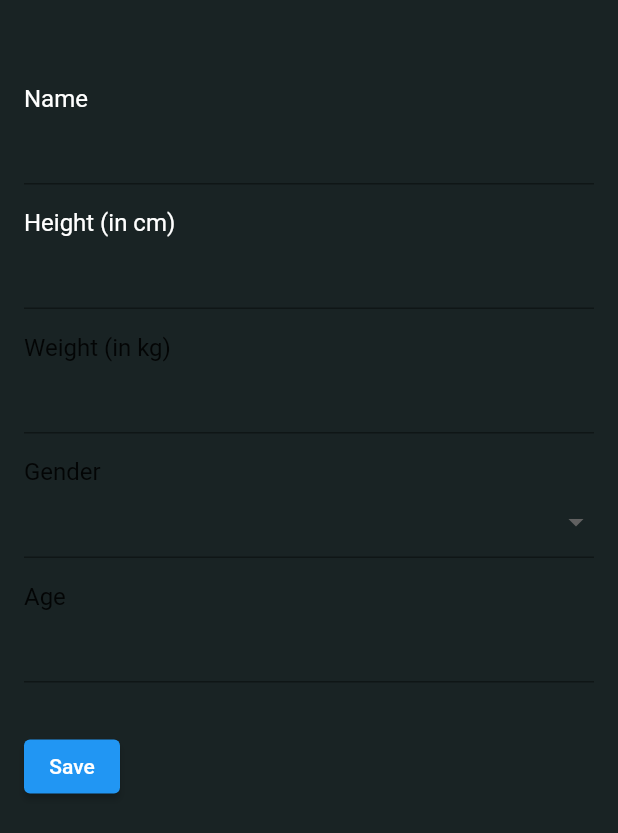
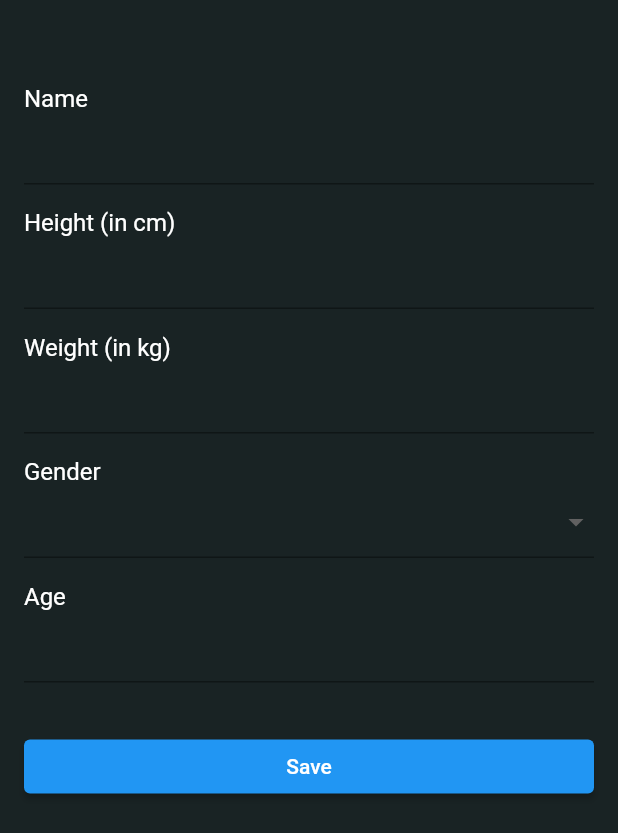
Before and after one commit to Bimbum1337/Sensors, a Flutter app: the SettingsView screen opened directly, on a phone screen of 412 x 824 dp. Shown: the top 833 px of the screen. Run offline on Flutter 3.47's test engine with Material 2 defaults, Android fonts, the phone set to English and light mode, and no system bars; our stand-ins replace flutter_spinkit, fluttertoast, geolocator, sensors_plus; missing offline and left inert: flutter_barometer_plugin.

Commit message:
About screen

```diff
--- a/lib/screens/main_view.dart
+++ b/lib/screens/main_view.dart
@@ -34,7 +34,7 @@ class _MainScreenState extends State<MainScreen> {
             ),
             BottomNavigationBarItem(
               icon: Icon(Icons.person),
-              label: 'Settings',
+              label: 'About',
             ),
           ],
         ));
--- a/lib/screens/settings.dart
+++ b/lib/screens/settings.dart
@@ -51,7 +51,8 @@ class SettingsViewState extends State<SettingsView> {
                 SizedBox(height: 16.0),
                 Text(
                   'Height (in cm)',
-                  style: TextStyle(fontSize: 16.0,color: ColorsManager.primaryText),
+                  style: TextStyle(
+                      fontSize: 16.0, color: ColorsManager.primaryText),
                 ),
                 TextFormField(
                   keyboardType: TextInputType.number,
@@ -68,7 +69,8 @@ class SettingsViewState extends State<SettingsView> {
                 SizedBox(height: 16.0),
                 Text(
                   'Weight (in kg)',
-                  style: TextStyle(fontSize: 16.0),
+                  style: TextStyle(
+                      fontSize: 16.0, color: ColorsManager.primaryText),
                 ),
                 TextFormField(
                   keyboardType: TextInputType.number,
@@ -85,7 +87,8 @@ class SettingsViewState extends State<SettingsView> {
                 SizedBox(height: 16.0),
                 Text(
                   'Gender',
-                  style: TextStyle(fontSize: 16.0),
+                  style: TextStyle(
+                      fontSize: 16.0, color: ColorsManager.primaryText),
                 ),
                 DropdownButtonFormField<Gender>(
                   value: _gender,
@@ -117,7 +120,8 @@ class SettingsViewState extends State<SettingsView> {
                 SizedBox(height: 16.0),
                 Text(
                   'Age',
-                  style: TextStyle(fontSize: 16.0),
+                  style: TextStyle(
+                      fontSize: 16.0, color: ColorsManager.primaryText),
                 ),
                 TextFormField(
                   keyboardType: TextInputType.number,
@@ -132,7 +136,9 @@ class SettingsViewState extends State<SettingsView> {
                   },
                 ),
                 SizedBox(height: 32.0),
-                ElevatedButton(
+                Container(
+                  width: double.infinity,
+                  child: ElevatedButton(
                     onPressed: () {
                       if (_formKey.currentState!.validate()) {
                         _formKey.currentState!.save();
@@ -146,6 +152,7 @@ class SettingsViewState extends State<SettingsView> {
                     },
                     child: Text('Save'),
                   ),
+                ),
               ],
             ),
           ),
```
Also changed, not shown: lib/screens/app_pref.dart (added, +55 -0 lines), pubspec.yaml (line endings or trailing spaces). Lines whose indentation alone changed are shown as unchanged.
